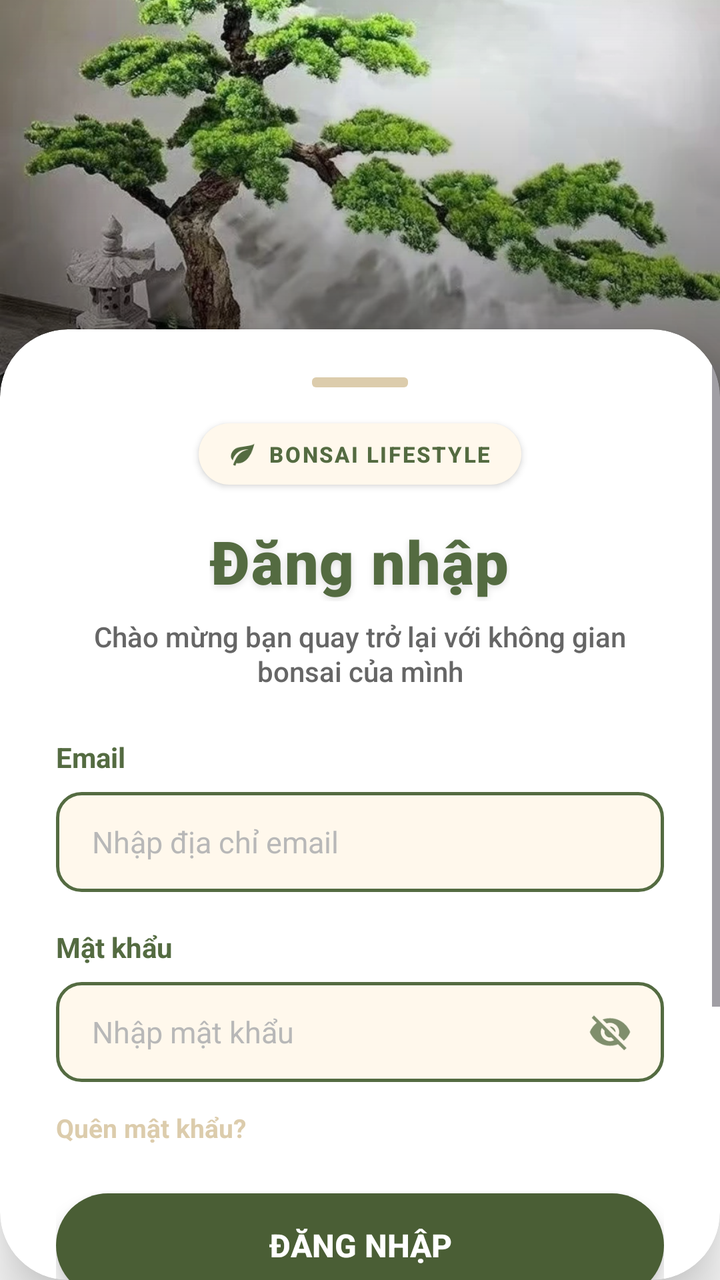
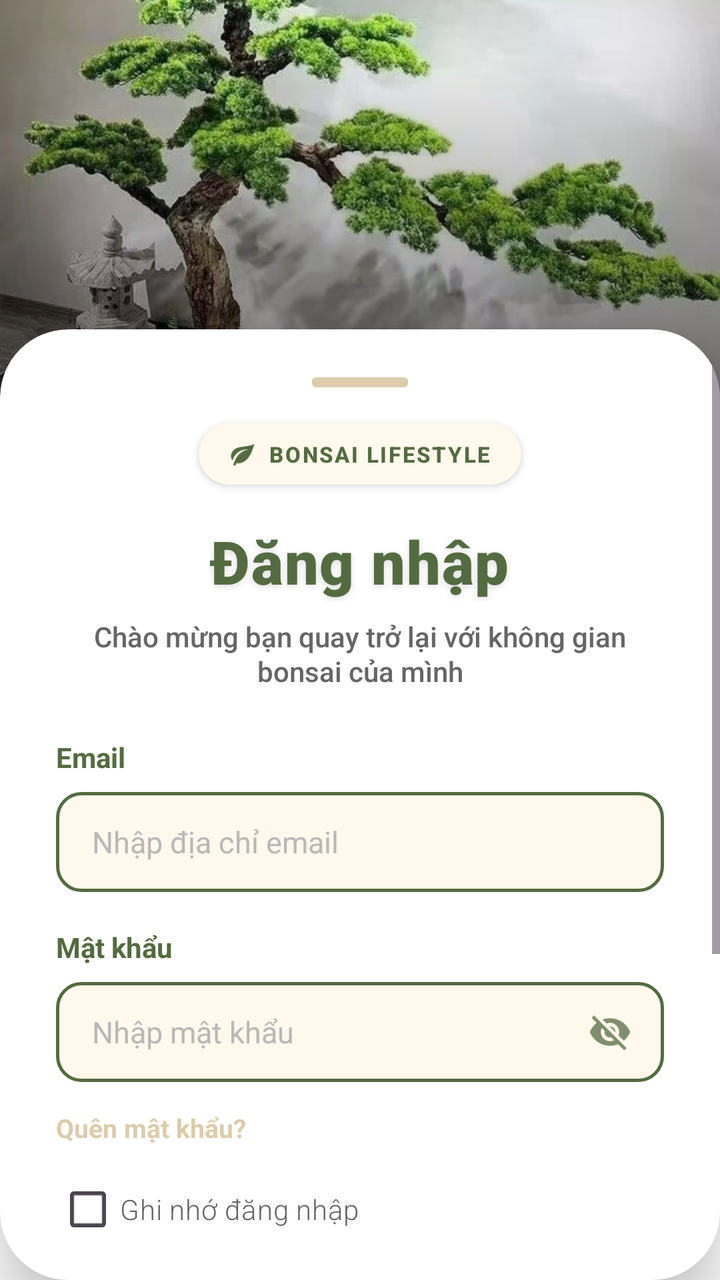

Two renders of the same Android screen: before a commit and after it. Below are the layout's source before the change and the commit's diff.
<!-- AndroidManifest.xml: application theme Theme.FinalApp -->
<!-- res/layout/activity_login.xml -->
<?xml version="1.0" encoding="utf-8"?>
<androidx.constraintlayout.widget.ConstraintLayout
    xmlns:android="http://schemas.android.com/apk/res/android"
    xmlns:app="http://schemas.android.com/apk/res-auto"
    xmlns:tools="http://schemas.android.com/tools"
    android:id="@+id/main"
    android:layout_width="match_parent"
    android:layout_height="match_parent"
    android:background="@color/background"
    tools:context=".LoginActivity">

    

    <ImageView
        android:id="@+id/imgBanner"
        android:layout_width="0dp"
        android:layout_height="0dp"
        android:scaleType="centerCrop"
        android:src="@mipmap/ic_banner"
        app:layout_constraintTop_toTopOf="parent"
        app:layout_constraintStart_toStartOf="parent"
        app:layout_constraintEnd_toEndOf="parent"
        app:layout_constraintHeight_percent="0.31"/>

    
    <View
        android:id="@+id/viewOverlay"
        android:layout_width="0dp"
        android:layout_height="0dp"
        android:background="@drawable/bg_hero_overlay"
        app:layout_constraintTop_toTopOf="@id/imgBanner"
        app:layout_constraintBottom_toBottomOf="@id/imgBanner"
        app:layout_constraintStart_toStartOf="@id/imgBanner"
        app:layout_constraintEnd_toEndOf="@id/imgBanner"/>

    
    <ImageView
        android:id="@+id/imgBack"
        android:layout_width="1dp"
        android:layout_height="1dp"
        android:visibility="gone"
        app:layout_constraintStart_toStartOf="parent"
        app:layout_constraintTop_toTopOf="parent" />

    

    <androidx.cardview.widget.CardView
        android:id="@+id/cardLogin"
        android:layout_width="0dp"
        android:layout_height="0dp"
        android:layout_marginTop="-34dp"
        app:cardBackgroundColor="@android:color/white"
        app:cardCornerRadius="34dp"
        app:cardElevation="18dp"
        app:layout_constraintTop_toBottomOf="@id/imgBanner"
        app:layout_constraintBottom_toBottomOf="parent"
        app:layout_constraintStart_toStartOf="parent"
        app:layout_constraintEnd_toEndOf="parent">

        <ScrollView
            android:layout_width="match_parent"
            android:layout_height="match_parent"
            android:fillViewport="true">

        <LinearLayout
            android:id="@+id/layoutContainer"
            android:layout_width="match_parent"
            android:layout_height="wrap_content"
            android:orientation="vertical"
            android:paddingHorizontal="28dp"
            android:paddingTop="24dp"
            android:paddingBottom="24dp">

            
            <View
                android:id="@+id/viewDragLine"
                android:layout_width="48dp"
                android:layout_height="5dp"
                android:layout_gravity="center"
                android:background="@drawable/bg_drag_line" />

            
            <LinearLayout
                android:id="@+id/layoutBadge"
                android:layout_width="wrap_content"
                android:layout_height="wrap_content"
                android:layout_gravity="center"
                android:layout_marginTop="18dp"
                android:background="@drawable/bg_badge_soft"
                android:elevation="2dp"
                android:gravity="center"
                android:orientation="horizontal"
                android:paddingHorizontal="15dp"
                android:paddingVertical="8dp">

                <ImageView
                    android:id="@+id/imgLeaf"
                    android:layout_width="14dp"
                    android:layout_height="14dp"
                    android:layout_marginEnd="6dp"
                    android:src="@drawable/ic_leaf"
                    android:tint="@color/primary" />

                <TextView
                    android:id="@+id/txtLifestyle"
                    android:layout_width="wrap_content"
                    android:layout_height="wrap_content"
                    android:fontFamily="sans-serif-medium"
                    android:letterSpacing="0.08"
                    android:text="@string/str_bonsai_lifestyle"
                    android:textColor="@color/primary"
                    android:textSize="11sp"
                    android:textStyle="bold" />

            </LinearLayout>

            
            <TextView
                android:id="@+id/txtLoginTitle"
                android:layout_width="wrap_content"
                android:layout_height="wrap_content"
                android:layout_gravity="center"
                android:layout_marginTop="18dp"
                android:fontFamily="sans-serif-black"
                android:letterSpacing="0.02"
                android:shadowColor="#22000000"
                android:shadowDx="0"
                android:shadowDy="3"
                android:shadowRadius="8"
                android:text="@string/str_login"
                android:textColor="@color/text_main"
                android:textSize="30sp"
                android:textStyle="bold" />

            
            <TextView
                android:id="@+id/txtLoginSubtitle"
                android:layout_width="wrap_content"
                android:layout_height="wrap_content"
                android:layout_gravity="center"
                android:layout_marginTop="8dp"
                android:fontFamily="sans-serif-medium"
                android:gravity="center"
                android:lineSpacingExtra="1dp"
                android:paddingHorizontal="16dp"
                android:text="@string/str_login_subtitle"
                android:textColor="@color/text_description"
                android:textSize="14sp" />

            
            <TextView
                android:id="@+id/txtEmailLabel"
                android:layout_width="wrap_content"
                android:layout_height="wrap_content"
                android:layout_marginTop="24dp"
                android:text="@string/str_email"
                android:textColor="@color/primary"
                android:textSize="14sp"
                android:textStyle="bold" />

            <EditText
                android:id="@+id/edtEmail"
                android:layout_width="match_parent"
                android:layout_height="50dp"
                android:layout_marginTop="8dp"
                android:background="@drawable/bg_input"
                android:hint="@string/str_hint_email"
                android:inputType="textEmailAddress"
                android:paddingHorizontal="18dp"
                android:textColor="@color/text_main"
                android:textColorHint="@color/placeholder"
                android:textCursorDrawable="@drawable/bg_cursor_green"
                android:textSize="15sp" />

            
            <TextView
                android:id="@+id/txtPasswordLabel"
                android:layout_width="wrap_content"
                android:layout_height="wrap_content"
                android:layout_marginTop="18dp"
                android:text="@string/str_password"
                android:textColor="@color/primary"
                android:textSize="14sp"
                android:textStyle="bold" />

            <FrameLayout
                android:id="@+id/layoutPassword"
                android:layout_width="match_parent"
                android:layout_height="50dp"
                android:layout_marginTop="8dp"
                android:background="@drawable/bg_input">

                <EditText
                    android:id="@+id/edtPassword"
                    android:layout_width="match_parent"
                    android:layout_height="match_parent"
                    android:background="@android:color/transparent"
                    android:hint="@string/str_hint_password"
                    android:inputType="textPassword"
                    android:paddingStart="18dp"
                    android:paddingEnd="48dp"
                    android:textColor="@color/text_main"
                    android:textColorHint="@color/placeholder"
                    android:textCursorDrawable="@drawable/bg_cursor_green"
                    android:textSize="15sp" />

                <ImageView
                    android:id="@+id/imgTogglePassword"
                    android:layout_width="22dp"
                    android:layout_height="22dp"
                    android:layout_gravity="end|center_vertical"
                    android:layout_marginEnd="16dp"
                    android:alpha="0.75"
                    android:src="@drawable/ic_eye_off"
                    android:tint="@color/primary" />

            </FrameLayout>

            
            <TextView
                android:id="@+id/txtForgotPassword"
                android:layout_width="wrap_content"
                android:layout_height="wrap_content"
                android:layout_marginTop="14dp"
                android:text="@string/str_forgot_password"
                android:textColor="@color/timestamp"
                android:textSize="13sp"
                android:textStyle="bold" />

            
            <androidx.appcompat.widget.AppCompatButton
                android:id="@+id/btnLogin"
                style="@style/Widget.AppCompat.Button"
                android:layout_width="match_parent"
                android:layout_height="52dp"
                android:layout_marginTop="24dp"
                android:background="@drawable/bg_button_green"
                android:elevation="6dp"
                android:stateListAnimator="@null"
                android:text="@string/str_login"
                android:textAllCaps="true"
                android:textColor="@color/white"
                android:textSize="16sp"
                android:textStyle="bold" />

            
            <LinearLayout
                android:id="@+id/layoutDivider"
                android:layout_width="match_parent"
                android:layout_height="wrap_content"
                android:layout_marginTop="24dp"
                android:gravity="center_vertical"
                android:orientation="horizontal">

                <View
                    android:layout_width="0dp"
                    android:layout_height="1dp"
                    android:layout_weight="1"
                    android:background="#E8E8E8" />

                <TextView
                    android:id="@+id/txtContinueWith"
                    android:layout_width="wrap_content"
                    android:layout_height="wrap_content"
                    android:layout_marginHorizontal="14dp"
                    android:text="@string/str_continue_with"
                    android:textColor="@color/text_description"
                    android:textSize="12sp" />

                <View
                    android:layout_width="0dp"
                    android:layout_height="1dp"
                    android:layout_weight="1"
                    android:background="#E8E8E8" />

            </LinearLayout>

            
            <LinearLayout
                android:id="@+id/layoutSocial"
                android:layout_width="match_parent"
                android:layout_height="wrap_content"
                android:layout_marginTop="18dp"
                android:gravity="center"
                android:orientation="horizontal">

                <LinearLayout
                    android:id="@+id/btnGoogle"
                    android:layout_width="58dp"
                    android:layout_height="58dp"
                    android:background="@drawable/bg_social"
                    android:elevation="2dp"
                    android:gravity="center">

                    <ImageView
                        android:id="@+id/imgGoogle"
                        android:layout_width="24dp"
                        android:layout_height="24dp"
                        android:src="@mipmap/ic_google" />

                </LinearLayout>

            </LinearLayout>

            
            <LinearLayout
                android:layout_width="wrap_content"
                android:layout_height="wrap_content"
                android:layout_gravity="center"
                android:layout_marginTop="24dp"
                android:orientation="horizontal">

                <TextView
                    android:layout_width="wrap_content"
                    android:layout_height="wrap_content"
                    android:text="@string/str_dont_have_account"
                    android:textColor="@color/text_description"
                    android:textSize="14sp" />

                <TextView
                    android:id="@+id/txtSignUp"
                    android:layout_width="wrap_content"
                    android:layout_height="wrap_content"
                    android:layout_marginStart="4dp"
                    android:text="@string/str_register"
                    android:textColor="@color/primary"
                    android:textSize="14sp"
                    android:textStyle="bold"
                    android:clickable="true"
                    android:focusable="true" />

            </LinearLayout>

        </LinearLayout>

        </ScrollView>

    </androidx.cardview.widget.CardView>

</androidx.constraintlayout.widget.ConstraintLayout>
<!-- resources referenced by this layout -->
<resources>
  <color name="background">#FFFFFF</color>
  <color name="placeholder">#B8B8B8</color>
  <color name="primary">#546B41</color>
  <color name="text_description">#666666</color>
  <color name="text_main">#546B41</color>
  <color name="timestamp">#DCCCAC</color>
  <color name="white">#FFFFFFFF</color>
  <!-- drawable bg_badge_soft (drawable) -->
  <?xml version="1.0" encoding="utf-8"?>
  <shape xmlns:android="http://schemas.android.com/apk/res/android"
      android:shape="rectangle">
      <solid android:color="@color/input_background"/>
      <corners android:radius="16dp"/>
  </shape>
  <!-- drawable bg_button_green (drawable) -->
  <?xml version="1.0" encoding="utf-8"?>
  <shape xmlns:android="http://schemas.android.com/apk/res/android"
      android:shape="rectangle">
      <solid android:color="#4A5E35"/>
      <corners android:radius="32dp"/>
  </shape>
  <!-- drawable bg_cursor_green (drawable) -->
  <?xml version="1.0" encoding="utf-8"?>
  <shape xmlns:android="http://schemas.android.com/apk/res/android"
      android:shape="rectangle">
      <solid android:color="@color/primary"/>
      <size android:width="2dp" android:height="20dp"/>
  </shape>
  <!-- drawable bg_drag_line (drawable) -->
  <?xml version="1.0" encoding="utf-8"?>
  <shape xmlns:android="http://schemas.android.com/apk/res/android"
      android:shape="rectangle">
      <solid android:color="@color/timestamp"/>
      <corners android:radius="2dp"/>
  </shape>
  <!-- drawable bg_hero_overlay (drawable) -->
  <?xml version="1.0" encoding="utf-8"?>
  <shape xmlns:android="http://schemas.android.com/apk/res/android"
      android:shape="rectangle">
      <gradient
          android:angle="270"
          android:startColor="#00000000"
          android:endColor="#80000000"/>
  </shape>
  <!-- drawable bg_social (drawable) -->
  <?xml version="1.0" encoding="utf-8"?>
  <shape xmlns:android="http://schemas.android.com/apk/res/android"
      android:shape="rectangle">
      <solid android:color="@color/input_background"/>
      <stroke
          android:width="1dp"
          android:color="@color/primary"/>
      <corners android:radius="12dp"/>
  </shape>
  <string name="str_bonsai_lifestyle">BONSAI LIFESTYLE</string>
  <string name="str_continue_with">hoặc tiếp tục với</string>
  <string name="str_dont_have_account">Chưa có tài khoản?</string>
  <string name="str_email">Email</string>
  <string name="str_forgot_password">Quên mật khẩu?</string>
  <string name="str_hint_email">Nhập địa chỉ email</string>
  <string name="str_hint_password">Nhập mật khẩu</string>
  <string name="str_login">Đăng nhập</string>
  <string name="str_login_subtitle">Chào mừng bạn quay trở lại với không gian bonsai của mình </string>
  <string name="str_password">Mật khẩu</string>
  <string name="str_register">Đăng ký</string>
  <style name="Theme.FinalApp" parent="Base.Theme.FinalApp">
      </style>
  <color name="input_background">#FFF8EC</color>
  <color name="input_border">#546B41</color>
  <color name="toolbar_content">#FFF8EC</color>
  <color name="primary_variant">#99AD7A</color>
  <color name="toolbar_background">#546B41</color>
  <style name="TextAppearance.App.Header" parent="TextAppearance.Material3.TitleMedium">
          <item name="fontFamily">sans-serif-medium</item>
          <item name="android:textColor">@color/text_main</item>
      </style>
  <style name="TextAppearance.App.Content" parent="TextAppearance.Material3.BodyMedium">
          <item name="fontFamily">sans-serif-light</item>
          <item name="android:textSize">@dimen/text_size_content</item>
          <item name="android:textColor">@color/text_main</item>
      </style>
  <dimen name="text_size_content">16sp</dimen>
  <!-- unchanged entries left out for length: 6 -->
</resources>

<!-- the commit's change to res/layout/activity_login.xml (unified diff, before → after) -->
@@ -228,6 +228,17 @@
                 android:textStyle="bold" />
 
             
+            <CheckBox
+                android:id="@+id/cbRememberMe"
+                android:layout_width="wrap_content"
+                android:layout_height="wrap_content"
+                android:layout_marginTop="8dp"
+                android:buttonTint="@color/primary"
+                android:text="@string/str_remember_login"
+                android:textColor="@color/text_description"
+                android:textSize="14sp" />
+
+            
             <androidx.appcompat.widget.AppCompatButton
                 android:id="@+id/btnLogin"
                 style="@style/Widget.AppCompat.Button"
<!-- resource entries referenced after the edit -->
@@ -65,6 +65,7 @@
   <string name="str_login_subtitle">Chào mừng bạn quay trở lại với không gian bonsai của mình </string>
   <string name="str_password">Mật khẩu</string>
   <string name="str_register">Đăng ký</string>
+  <string name="str_remember_login">Ghi nhớ đăng nhập</string>
   <style name="Theme.FinalApp" parent="Base.Theme.FinalApp">
       </style>
   <color name="input_background">#FFF8EC</color>
